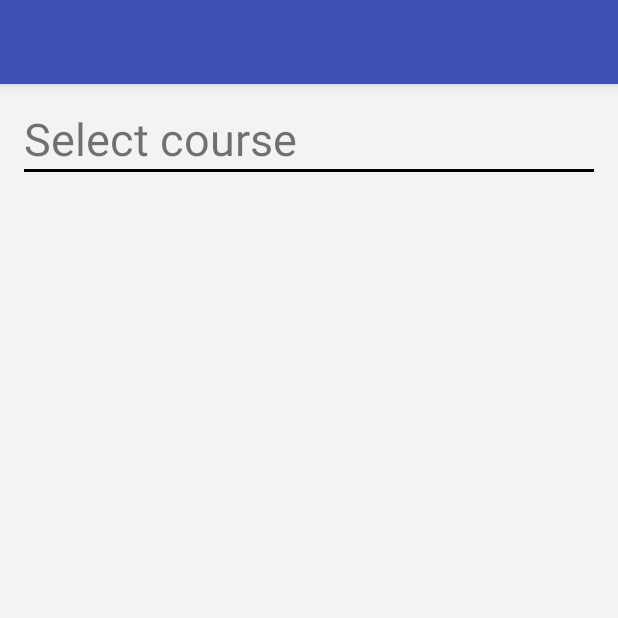
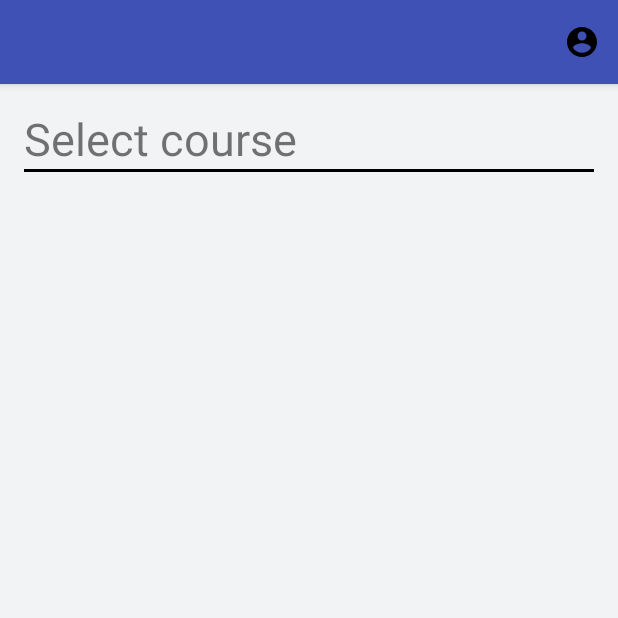
Before and after one commit to Chr1stian/mobile, an Android app: the SelectionActivity screen opened directly, with no data from a screen before it, on a phone screen of 412 x 824 dp, the top half of it. Run offline under Robolectric (Android 15) with nearby library versions, the phone set to English and light mode, and no system bars; 5 statements that could not run were skipped.

Commit message:
added icon clickable for future view of users questions

```diff
--- a/app/src/main/java/nogroupsprodoteam/ntnu/stud/httpwww/prodo/SelectionActivity.java
+++ b/app/src/main/java/nogroupsprodoteam/ntnu/stud/httpwww/prodo/SelectionActivity.java
@@ -5,6 +5,8 @@
 import android.os.Bundle;
 import android.support.v7.widget.LinearLayoutManager;
 import android.support.v7.widget.RecyclerView;
+import android.view.Menu;
+import android.view.MenuItem;
 import android.view.View;
 import android.widget.TextView;
 import android.widget.Toast;
@@ -38,7 +40,8 @@
         adapter.setClickListener(this);
         recCourses.setAdapter(adapter);
 
-
+        setTitle(nickname);
+        //getActionBar().
     }
 
     //Sends values to and opens CourseActivity
@@ -59,4 +62,20 @@
     public void itemClicked(View view, int position) {
         sendMessage(position);
     }
+    @Override
+    public boolean onCreateOptionsMenu(Menu menu) {
+        getMenuInflater().inflate(R.menu.menu, menu);
+        return super.onCreateOptionsMenu(menu);
+    }
+
+    // handle button activities
+    @Override
+    public boolean onOptionsItemSelected(MenuItem item) {
+        int id = item.getItemId();
+
+        if (id == R.id.mybutton) {
+            Toast.makeText(getApplicationContext(), "test", Toast.LENGTH_SHORT).show();
+        }
+        return super.onOptionsItemSelected(item);
+    }
 }
--- /dev/null
+++ b/app/src/main/res/drawable/mybutton.xml
@@ -0,0 +1,9 @@
+<vector xmlns:android="http://schemas.android.com/apk/res/android"
+    android:width="24dp"
+    android:height="24dp"
+    android:viewportWidth="24.0"
+    android:viewportHeight="24.0">
+    <path
+        android:fillColor="#FF000000"
+        android:pathData="M12,2C6.48,2 2,6.48 2,12s4.48,10 10,10 10,-4.48 10,-10S17.52,2 12,2zM12,5c1.66,0 3,1.34 3,3s-1.34,3 -3,3 -3,-1.34 -3,-3 1.34,-3 3,-3zM12,19.2c-2.5,0 -4.71,-1.28 -6,-3.22 0.03,-1.99 4,-3.08 6,-3.08 1.99,0 5.97,1.09 6,3.08 -1.29,1.94 -3.5,3.22 -6,3.22z"/>
+</vector>
--- /dev/null
+++ b/app/src/main/res/menu/menu.xml
@@ -0,0 +1,9 @@
+<menu xmlns:android="http://schemas.android.com/apk/res/android"
+    xmlns:app="http://schemas.android.com/apk/res-auto">
+    <item
+        android:id="@+id/mybutton"
+        android:title=""
+        app:showAsAction="always"
+        android:icon="@drawable/mybutton"
+        />
+</menu>
```
